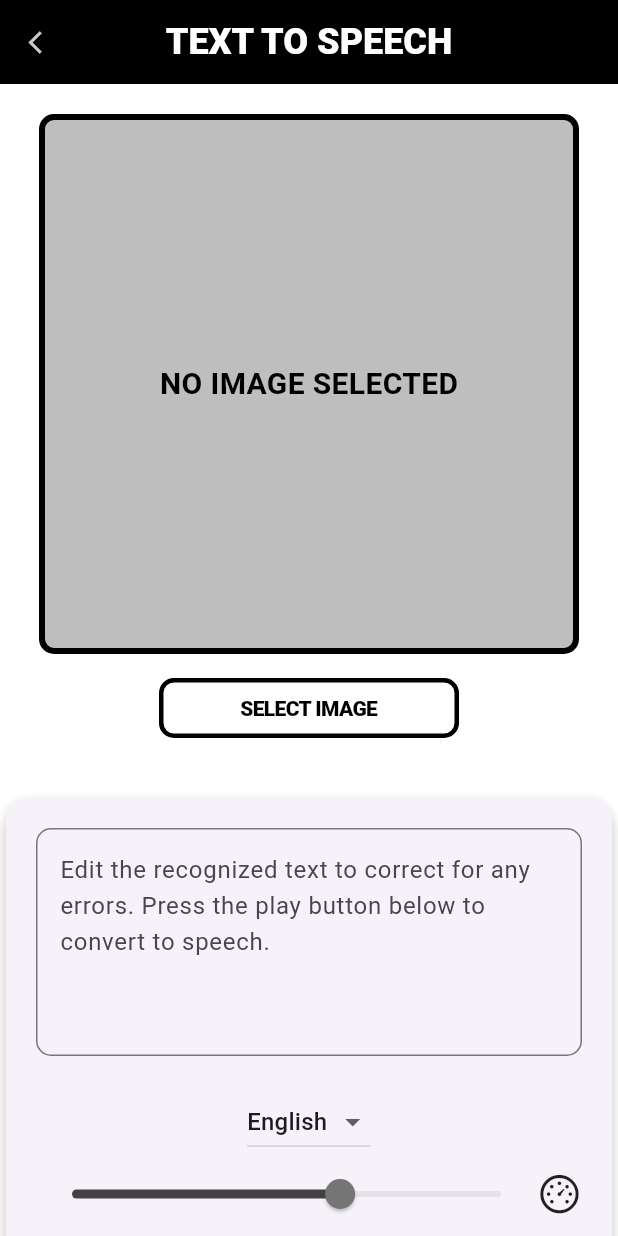
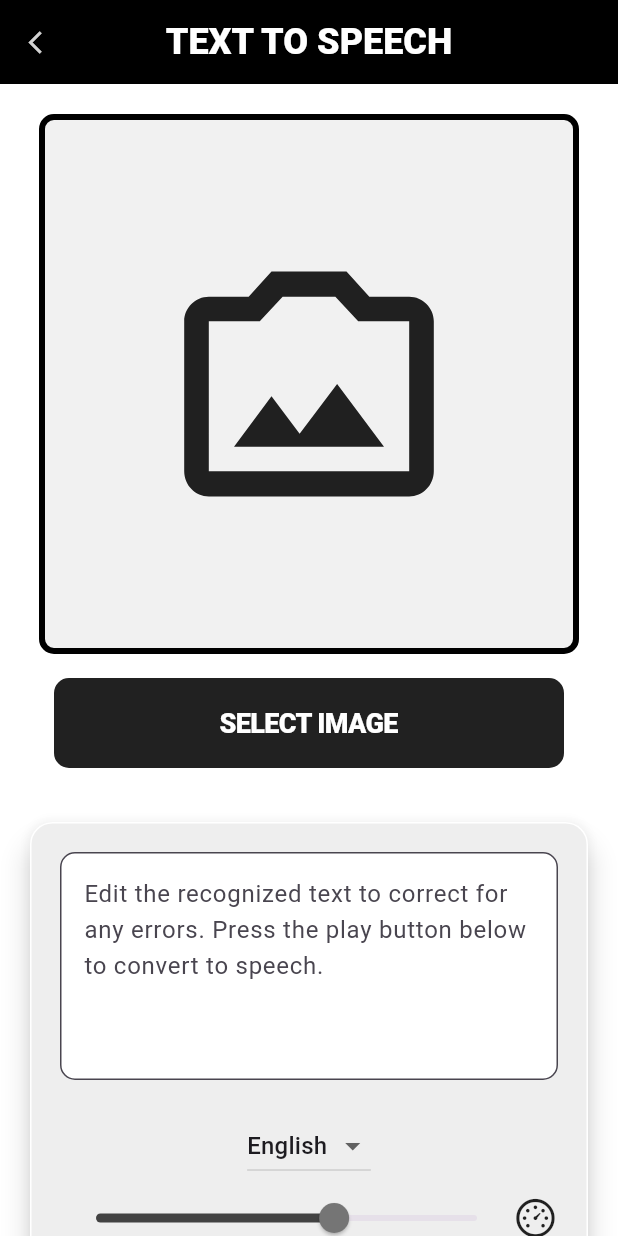
Before and after one commit to A28R/Clarity, a Flutter app: the TextToSpeech screen opened by its route, on a phone screen of 412 x 824 dp. Run offline on Flutter 3.47's test engine with Material 3 defaults, Android fonts, the phone set to English and light mode, and no system bars; our stand-ins replace camera, flutter_spinkit, flutter_tts, image_picker, page_view_dot_indicator, permission_handler and 1 more; missing offline and left inert: app_settings, flutter_tesseract_ocr.

Commit message:
fchg
hgfh

```diff
--- a/lib/screens/home/home_page.dart
+++ b/lib/screens/home/home_page.dart
@@ -10,7 +10,7 @@ class HomePage extends StatelessWidget {
   @override
   Widget build(BuildContext context) {
     return Container(
-      color: tertiaryColor,
+      color: lighterTertiaryColor,
       child: Column(
         mainAxisAlignment: MainAxisAlignment.start,
         crossAxisAlignment: CrossAxisAlignment.center,
@@ -104,7 +104,7 @@ class HomePage extends StatelessWidget {
                         crossAxisAlignment: CrossAxisAlignment.center,
                         children: [
                           //Mid page icon
-                          Icon(CupertinoIcons.eyeglasses, size: 40,),
+                          Icon(Icons.help_outline, size: 40,),
                           //text below icon
                           // Text(
                           //   "Demos".toUpperCase(),
--- a/lib/screens/pages/tts.dart
+++ b/lib/screens/pages/tts.dart
@@ -47,7 +47,8 @@ class _TextToSpeechState extends State<TextToSpeech> {
       await Future.delayed(const Duration(seconds: 2));
       setState(() {
         _image = File(newimage!.path);
-        text.text = "Many people have some type of visual problem at some point in their lives. Some can no longer see objects far away. Others have problems reading small print. These types of conditions are often easily treated with eyeglasses or contact lenses.";
+        text.text =
+            "Many people have some type of visual problem at some point in their lives. Some can no longer see objects far away. Others have problems reading small print. These types of conditions are often easily treated with eyeglasses or contact lenses.";
       });
     } on PlatformException catch (e) {
       print(e.code);
@@ -185,7 +186,7 @@ class _TextToSpeechState extends State<TextToSpeech> {
   Widget build(BuildContext context) {
     return SafeArea(
       child: Scaffold(
-        backgroundColor: tertiaryColor,
+        backgroundColor: lighterTertiaryColor,
         appBar: AppBar(
           title: Text(
             'Text To Speech'.toUpperCase(),
@@ -206,9 +207,8 @@ class _TextToSpeechState extends State<TextToSpeech> {
           ),
         ),
         body: GestureDetector(
-          onTap: (){
+          onTap: () {
             FocusScope.of(context).unfocus();
-
           },
           child: SingleChildScrollView(
             child: Column(
@@ -230,53 +230,61 @@ class _TextToSpeechState extends State<TextToSpeech> {
                           width: 360,
                           height: 360,
                           decoration: BoxDecoration(
-                        color: darkerSecondaryColor.withAlpha(75),
+                            color: secondaryColor.withOpacity(0.075),
                             borderRadius: BorderRadius.circular(10),
                             border: Border.fromBorderSide(
-                          BorderSide(color: oppositeTertiaryColor, width: 4.0),
+                              BorderSide(
+                                  color: oppositeTertiaryColor, width: 4),
                             ),
                           ),
-                          child: Center(
-                            child: Text(
-                            'No Image selected'.toUpperCase(),
-                            style: TextStyle(
-                              color: oppositeTertiaryColor,
-                              fontSize: 20,
-                              fontWeight: FontWeight.w700,
+                          child: const Center(
+                            child: Icon(
+                              Icons.photo_camera_back_outlined,
+                              size: 200,
+                            ),
+                            // Text(
+                            //   'No Image selected'.toUpperCase(),
+                            //   style: TextStyle(
+                            //     color: oppositeTertiaryColor,
+                            //     fontSize: 20,
+                            //     fontWeight: FontWeight.w700,
+                            //   ),
+                            // ),
                           ),
                         ),
-                          )),
                 ),
                 CupertinoButton(
                   onPressed: showOptions,
                   child: Container(
-                    width: 200,
-                    height: 40,
+                    width: 340,
+                    height: 60,
                     decoration: BoxDecoration(
-                      color: lighterTertiaryColor,
+                      color: darkerSecondaryColor,
                       borderRadius: BorderRadius.circular(10),
                       border: Border.fromBorderSide(
-                        BorderSide(color: oppositeTertiaryColor, width: 3.0),
+                        BorderSide(color: darkerSecondaryColor, width: 3.0),
                       ),
                     ),
                     child: Center(
                       child: Text(
                         "SELECT IMAGE",
                         style: TextStyle(
-                            color: oppositeTertiaryColor,
-                            fontSize: 14,
+                            color: lighterTertiaryColor,
+                            fontSize: 18,
                             fontWeight: FontWeight.w800),
                       ),
                     ),
                   ),
                 ),
-                const SizedBox(
-                  height: 20,
-                ),
-                Card(
-                  elevation: 5,
+                Padding(
+                  padding: const EdgeInsets.all(16.0),
+                  child: Card(
+                    color: lighterTertiaryColor,
+                    surfaceTintColor: primaryColor.withOpacity(0.9),
+                    elevation: 8,
                     shape: RoundedRectangleBorder(
                       borderRadius: BorderRadius.circular(15),
+                      side: BorderSide(width: 1, color: lighterTertiaryColor),
                     ),
                     child: Padding(
                       padding: const EdgeInsets.all(20.0),
@@ -287,10 +295,14 @@ class _TextToSpeechState extends State<TextToSpeech> {
                             maxLength: null,
                             maxLines: null,
                             controller: text,
-
                             decoration: InputDecoration(
-                            hintText: 'Edit the recognized text to correct for any errors. Press the play button below to convert to speech.',
+                              filled: true,
+                              fillColor: lighterTertiaryColor,
+                              hintText:
+                                  'Edit the recognized text to correct for any errors. Press the play button below to convert to speech.',
                               border: OutlineInputBorder(
+                                borderSide: BorderSide(
+                                    color: oppositeTertiaryColor, width: 2),
                                 borderRadius: BorderRadius.circular(10),
                               ),
                             ),
@@ -321,7 +333,8 @@ class _TextToSpeechState extends State<TextToSpeech> {
                                   break;
                               }
                             },
-                          items: ['English', 'Spanish', 'French'].map((language) {
+                            items: ['English', 'Spanish', 'French']
+                                .map((language) {
                               return DropdownMenuItem<String>(
                                 value: language,
                                 child: Text(language),
@@ -344,15 +357,16 @@ class _TextToSpeechState extends State<TextToSpeech> {
                                   },
                                 ),
                               ),
-                            const Icon(CupertinoIcons.speedometer, size:30)
+                              const Icon(CupertinoIcons.speedometer, size: 30)
                             ],
-
                           ),
                           const SizedBox(height: 20),
                           Row(
                             mainAxisAlignment: MainAxisAlignment.center,
                             children: <Widget>[
-                            buildButton(Icons.play_arrow, 'PLAY', Colors.green, () async {
+                              buildButton(
+                                  Icons.play_arrow, 'PLAY', Colors.green,
+                                  () async {
                                 if (isPlaying) {
                                   await speech.pause();
                                 } else {
@@ -373,7 +387,8 @@ class _TextToSpeechState extends State<TextToSpeech> {
                               const SizedBox(
                                 width: 10,
                               ),
-                            buildButton(Icons.stop, 'STOP', Colors.red, () async {
+                              buildButton(Icons.stop, 'STOP', Colors.red,
+                                  () async {
                                 speech.stop();
                                 setState(() {
                                   isPlaying = false;
@@ -385,8 +400,8 @@ class _TextToSpeechState extends State<TextToSpeech> {
                       ),
                     ),
                   ),
+                ),
                 const SizedBox(height: 30),
-
               ],
             ),
           ),
--- a/lib/themes/theme.dart
+++ b/lib/themes/theme.dart
@@ -1,9 +1,11 @@
 import 'package:flutter/material.dart';
 
+Color lighterPrimaryColor = Colors.grey[500]!;
 Color primaryColor = Colors.grey[600]!;
 Color darkerPrimaryColor = Colors.grey[700]!;
 Color secondaryColor = Colors.grey[800]!;
 Color darkerSecondaryColor = Colors.grey[900]!;
-Color tertiaryColor = Colors.white.withAlpha(200);
+Color tertiaryColor = Colors.white.withAlpha(210);
+Color midTertiaryColor = Colors.white.withAlpha(190);
 Color lighterTertiaryColor = Colors.white;
 Color oppositeTertiaryColor = Colors.black;
```
Also changed, not shown: assets/tessdata_config.json (added, +8 -0 lines), lib/screens/pages/demo.dart (+20 -3 lines), lib/screens/pages/info.dart (+19 -3 lines), lib/screens/pages/settings.dart (+19 -3 lines), assets/tessdata/pdf.ttf (added), pubspec.lock, 8 other files. Lines whose indentation alone changed are shown as unchanged.
